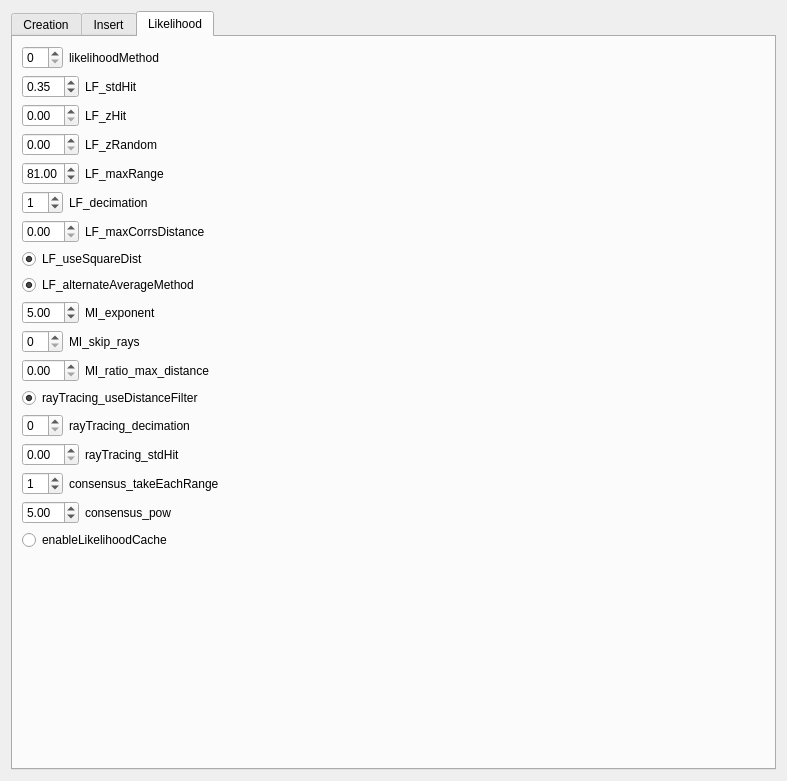
Qt form apps/robot-map-gui/gui/configWidget/COccupancyConfig.ui (MRPT/mrpt) before a commit.
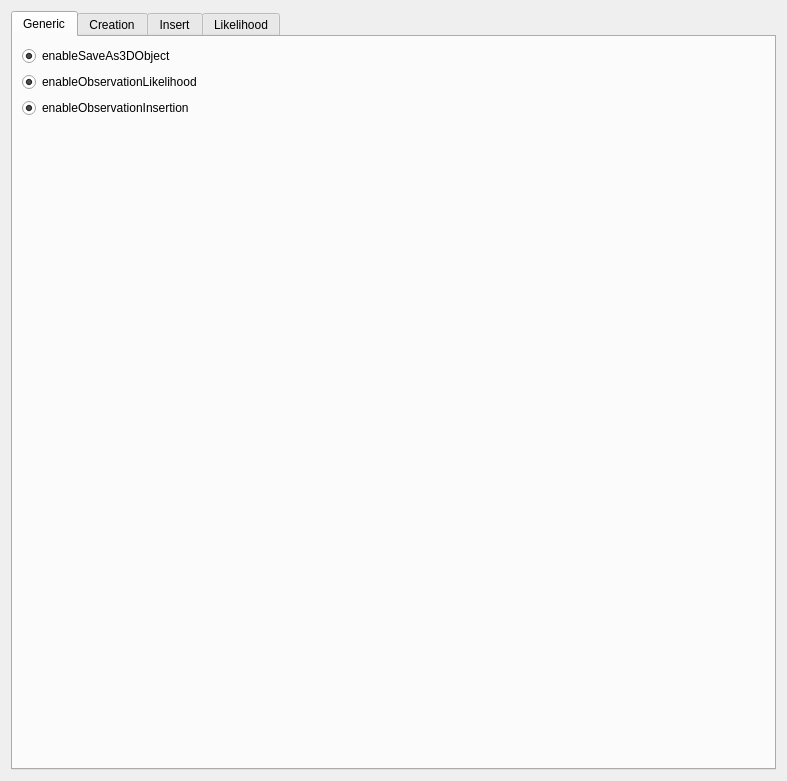
The same form after that commit.

Commit message: robot-map-gui: added edit config for occupancy from gui

What changed in the file:
```diff
--- a/apps/robot-map-gui/gui/configWidget/COccupancyConfig.ui
+++ b/apps/robot-map-gui/gui/configWidget/COccupancyConfig.ui
@@ -17,8 +17,67 @@
    <item>
     <widget class="QTabWidget" name="tabWidget">
      <property name="currentIndex">
-      <number>2</number>
+      <number>0</number>
      </property>
+     <widget class="QWidget" name="generic">
+      <attribute name="title">
+       <string>Generic</string>
+      </attribute>
+      <layout class="QVBoxLayout" name="verticalLayout_4">
+       <item>
+        <widget class="QRadioButton" name="enableSaveAs3DObject">
+         <property name="text">
+          <string>enableSaveAs3DObject</string>
+         </property>
+         <property name="checked">
+          <bool>true</bool>
+         </property>
+         <property name="autoExclusive">
+          <bool>false</bool>
+         </property>
+        </widget>
+       </item>
+       <item>
+        <widget class="QRadioButton" name="enableObservationLikelihood">
+         <property name="text">
+          <string>enableObservationLikelihood</string>
+         </property>
+         <property name="checked">
+          <bool>true</bool>
+         </property>
+         <property name="autoExclusive">
+          <bool>false</bool>
+         </property>
+        </widget>
+       </item>
+       <item>
+        <widget class="QRadioButton" name="enableObservationInsertion">
+         <property name="text">
+          <string>enableObservationInsertion</string>
+         </property>
+         <property name="checked">
+          <bool>true</bool>
+         </property>
+         <property name="autoExclusive">
+          <bool>false</bool>
+         </property>
+        </widget>
+       </item>
+       <item>
+        <spacer name="verticalSpacer_4">
+         <property name="orientation">
+          <enum>Qt::Vertical</enum>
+         </property>
+         <property name="sizeHint" stdset="0">
+          <size>
+           <width>20</width>
+           <height>40</height>
+          </size>
+         </property>
+        </spacer>
+       </item>
+      </layout>
+     </widget>
      <widget class="QWidget" name="creation">
       <attribute name="title">
        <string>Creation</string>
@@ -430,7 +489,11 @@
        <item>
         <layout class="QHBoxLayout" name="horizontalLayout_14">
          <item>
-          <widget class="QSpinBox" name="likelihoodMethod"/>
+          <widget class="QSpinBox" name="likelihoodMethod">
+           <property name="value">
+            <number>4</number>
+           </property>
+          </widget>
          </item>
          <item>
           <widget class="QLabel" name="label_13">
@@ -488,7 +551,11 @@
        <item>
         <layout class="QHBoxLayout" name="horizontalLayout_16">
          <item>
-          <widget class="QDoubleSpinBox" name="LF_zHit"/>
+          <widget class="QDoubleSpinBox" name="LF_zHit">
+           <property name="value">
+            <double>0.950000000000000</double>
+           </property>
+          </widget>
          </item>
          <item>
           <widget class="QLabel" name="label_15">
@@ -515,7 +582,11 @@
        <item>
         <layout class="QHBoxLayout" name="horizontalLayout_17">
          <item>
-          <widget class="QDoubleSpinBox" name="LF_zRandom"/>
+          <widget class="QDoubleSpinBox" name="LF_zRandom">
+           <property name="value">
+            <double>0.050000000000000</double>
+           </property>
+          </widget>
          </item>
          <item>
           <widget class="QLabel" name="label_16">
@@ -575,7 +646,7 @@
          <item>
           <widget class="QSpinBox" name="LF_decimation">
            <property name="value">
-            <number>1</number>
+            <number>5</number>
            </property>
           </widget>
          </item>
@@ -604,7 +675,11 @@
        <item>
         <layout class="QHBoxLayout" name="horizontalLayout_20">
          <item>
-          <widget class="QDoubleSpinBox" name="LF_maxRange_2"/>
+          <widget class="QDoubleSpinBox" name="LF_maxCorrsDistance">
+           <property name="value">
+            <double>0.300000000000000</double>
+           </property>
+          </widget>
          </item>
          <item>
           <widget class="QLabel" name="label_19">
@@ -634,7 +709,7 @@
           <string>LF_useSquareDist</string>
          </property>
          <property name="checked">
-          <bool>true</bool>
+          <bool>false</bool>
          </property>
          <property name="autoExclusive">
           <bool>false</bool>
@@ -647,7 +722,7 @@
           <string>LF_alternateAverageMethod</string>
          </property>
          <property name="checked">
-          <bool>true</bool>
+          <bool>false</bool>
          </property>
          <property name="autoExclusive">
           <bool>false</bool>
@@ -659,7 +734,7 @@
          <item>
           <widget class="QDoubleSpinBox" name="MI_exponent">
            <property name="value">
-            <double>5.000000000000000</double>
+            <double>2.500000000000000</double>
            </property>
           </widget>
          </item>
@@ -688,7 +763,11 @@
        <item>
         <layout class="QHBoxLayout" name="horizontalLayout_22">
          <item>
-          <widget class="QSpinBox" name="MI_skip_rays"/>
+          <widget class="QSpinBox" name="MI_skip_rays">
+           <property name="value">
+            <number>10</number>
+           </property>
+          </widget>
          </item>
          <item>
           <widget class="QLabel" name="label_21">
@@ -715,7 +794,11 @@
        <item>
         <layout class="QHBoxLayout" name="horizontalLayout_23">
          <item>
-          <widget class="QDoubleSpinBox" name="MI_ratio_max_distance"/>
+          <widget class="QDoubleSpinBox" name="MI_ratio_max_distance">
+           <property name="value">
+            <double>1.500000000000000</double>
+           </property>
+          </widget>
          </item>
          <item>
           <widget class="QLabel" name="label_22">
@@ -755,7 +838,11 @@
        <item>
         <layout class="QHBoxLayout" name="horizontalLayout_24">
          <item>
-          <widget class="QSpinBox" name="rayTracing_decimation"/>
+          <widget class="QSpinBox" name="rayTracing_decimation">
+           <property name="value">
+            <number>10</number>
+           </property>
+          </widget>
          </item>
          <item>
           <widget class="QLabel" name="label_23">
@@ -782,7 +869,11 @@
        <item>
         <layout class="QHBoxLayout" name="horizontalLayout_25">
          <item>
-          <widget class="QDoubleSpinBox" name="rayTracing_stdHit"/>
+          <widget class="QDoubleSpinBox" name="rayTracing_stdHit">
+           <property name="value">
+            <double>1.000000000000000</double>
+           </property>
+          </widget>
          </item>
          <item>
           <widget class="QLabel" name="label_24">
@@ -874,7 +965,7 @@
           <string>enableLikelihoodCache</string>
          </property>
          <property name="checked">
-          <bool>false</bool>
+          <bool>true</bool>
          </property>
          <property name="autoExclusive">
           <bool>false</bool>
```
Left out of the diff: 95 changed lines with no effect on the pictures. The commit also changes 15 other files.
